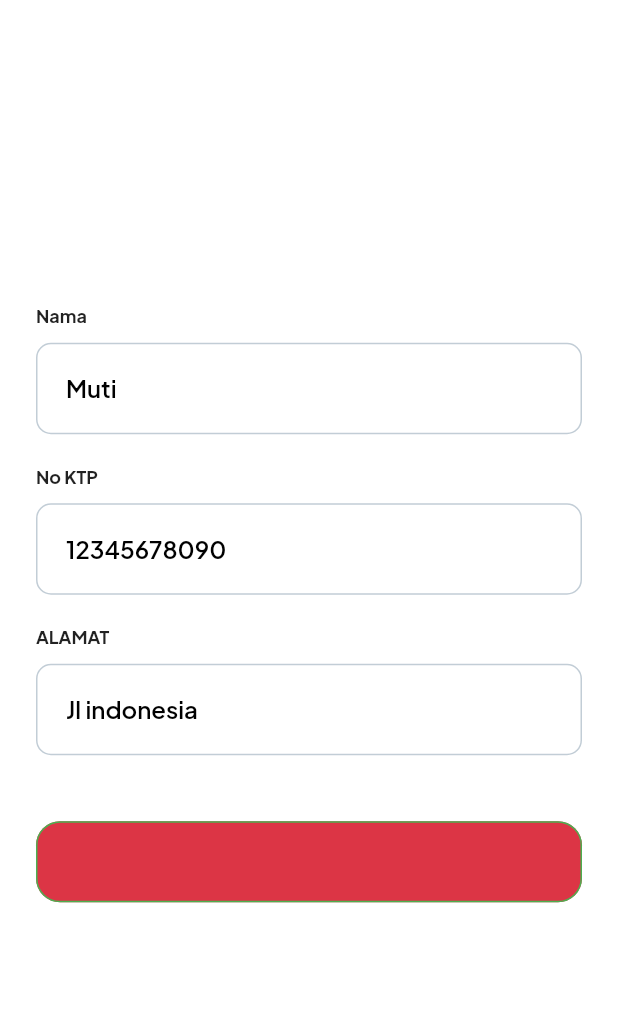
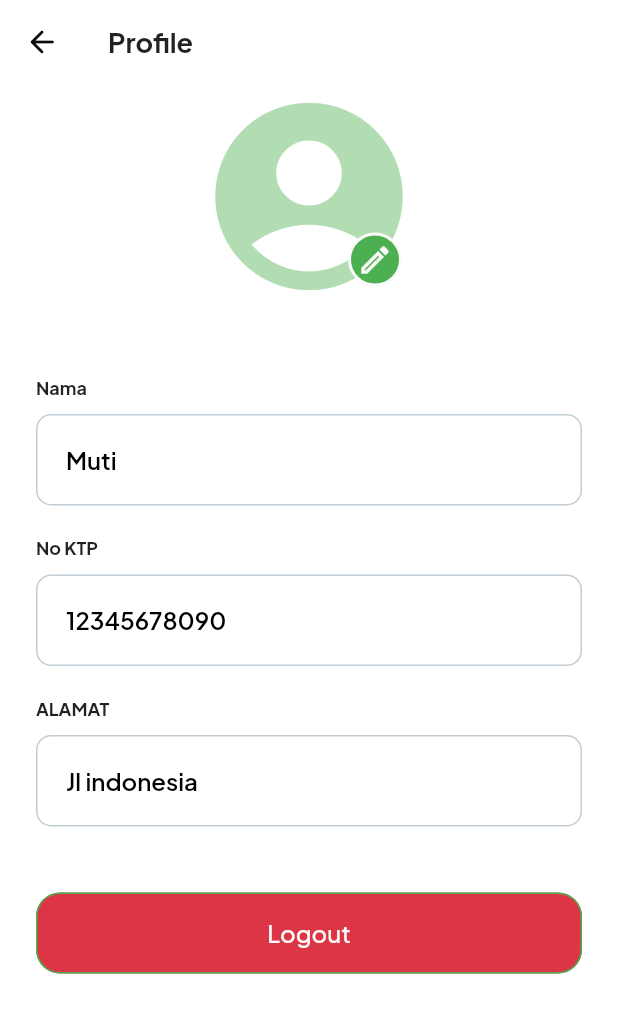
Before and after one commit to Galuhdap/rebuild-banksampah, a Flutter app: the ProfileScreen screen opened by its route, on a phone screen of 412 x 824 dp. Shown: the top 1013 px of the screen. Run offline on Flutter 3.47's test engine with Material 3 defaults, Android fonts, the light colour scheme and no system bars; our stand-ins replace dartz, dio, flutter_screenutil, flutter_svg, get, get_it and 4 more; accounts and stored records are empty; statements that could not run were skipped.

Commit message:
feature:All component and screen Weigher

```diff
--- a/lib/core/component/menu_category_component.dart
+++ b/lib/core/component/menu_category_component.dart
@@ -42,7 +42,7 @@ class MenuKategoriComponent extends StatelessWidget {
               scale: 3,
             ),
             AppSizes.s21.height,
-            Text(label, style: Get.textTheme.titleMedium!.copyWith(fontSize: 18)),
+            Text(label, style: Get.textTheme.titleMedium!.copyWith(fontSize: 15)),
           ],
         ),
       ),
--- a/lib/core/component/search_component.dart
+++ b/lib/core/component/search_component.dart
@@ -19,7 +19,6 @@ class SearchComponent extends StatelessWidget {
   @override
   Widget build(BuildContext context) {
     return Container(
-      width: double.infinity,
       padding: AppSizes.symmetricPadding(
           horizontal: AppSizes.s10, vertical: AppSizes.s17),
       decoration: BoxDecoration(
--- a/lib/core/resources/constans/app_constants.dart
+++ b/lib/core/resources/constans/app_constants.dart
@@ -16,6 +16,12 @@ class AppConstants {
   static const String LABEL_DEPOSIT_TRASH = "Setor Sampah";
   static const String LABEL_EDIT_DEPOSIT_TRASH = "Edit Setor Sampah";
 
+  static const String LABEL_WITHDRAW_FUNDS= "Penarikan Dana";
+
+
+  static const String LABEL_WELCOME = "Selamat Datang!";
+  static const String LABEL_MENU_CATEGORY = "Menu Category";
+
 
 
   // Input Hint
@@ -31,10 +37,15 @@ class AppConstants {
   static const String ACTION_CLOSE = "Close";
   static const String ACTION_DEPOSIT = "Deposit";
   static const String ACTION_TRACK_ORDER = "Lacak Pesanan";
+  static const String ACTION_YES = "Ya";
+  static const String ACTION_NO = "Tidak";
+  static const String ACTION_PENDING = "Pending";
+  static const String ACTION_SUKSES = "Sukses";
 
   // History
   static const String LABEL_RIWAYAT = "Riwayat";
   static const String LABEL_DEPOSIT_TRASH_SUCCES = "Setor Sampah Berhasil!";
+  static const String LABEL_WITHDRAW_FUNDS_QUESTION = "Apakah anda ingin menyetujuinya?";
   static const String LABEL_SEE_HISTORY = "Lihat History";
 
   //Buttom Navigation
--- a/lib/presentation/Login/screen/login_screen.dart
+++ b/lib/presentation/Login/screen/login_screen.dart
@@ -1,3 +1,4 @@
+
 import 'package:flutter/material.dart';
 import 'package:get/get.dart';
 import 'package:rebuild_bank_sampah/core/assets/assets.gen.dart';
--- a/lib/presentation/history/widget/riwayat_widget.dart
+++ b/lib/presentation/history/widget/riwayat_widget.dart
@@ -35,7 +35,7 @@ class RiwayatWidget extends StatelessWidget {
             ),
             Text(price,
                 style: Get.textTheme.titleMedium!.copyWith(
-                    fontSize: AppSizes.s25, color: AppColors.colorBasePrimary)),
+                    fontSize: AppSizes.s16, color: AppColors.colorBasePrimary)),
           ],
         ).paddingSymmetric(horizontal: AppSizes.s12),
         AppSizes.s12.height,
--- a/lib/presentation/profile/screen/profile_screen.dart
+++ b/lib/presentation/profile/screen/profile_screen.dart
@@ -7,7 +7,7 @@ import 'package:rebuild_bank_sampah/core/styles/app_sizes.dart';
 import 'package:rebuild_bank_sampah/core/utils/extensions/sized_box_ext.dart';
 import 'package:rebuild_bank_sampah/core/utils/preferences/shared_preferences_utils.dart';
 import 'package:rebuild_bank_sampah/presentation/login/widgets/input_widget.dart';
-//import 'package:rebuild_bank_sampah/presentation/profile/widget/no_profile_widget.dart';
+import 'package:rebuild_bank_sampah/presentation/profile/widget/no_profile_widget.dart';
 import 'package:rebuild_bank_sampah/routes/app_routes.dart';
 
 class ProfileScreen extends StatelessWidget {
@@ -16,12 +16,26 @@ class ProfileScreen extends StatelessWidget {
   @override
   Widget build(BuildContext context) {
     return Scaffold(
+      appBar: AppBar(
+        title: Text(
+          AppConstants.LABEL_PROFILE,
+          style: Get.textTheme.titleLarge!.copyWith(fontSize: AppSizes.s18),
+        ),
+        leading: IconButton(
+          onPressed: () {
+            Get.back();
+          },
+          icon: Icon(
+            Icons.arrow_back_rounded,
+            color: AppColors.colorBaseBlack,
+          ),
+        ),
+      ),
       body: Column(
-        mainAxisAlignment: MainAxisAlignment.center,
         children: [
-          // NoProfileWidget(
-          //   onTap: () {},
-          // ),
+          NoProfileWidget(
+            onTap: () {},
+          ),
           Column(
             children: [
               InputWidget(
@@ -49,11 +63,11 @@ class ProfileScreen extends StatelessWidget {
                 },
                 label: AppConstants.LABEL_LOGOUT,
                 color: AppColors.colorBaseError,
-                textColor: AppColors.colorBaseError,
+                textColor: AppColors.colorBaseWhite,
               ),
               AppSizes.s20.height,
             ],
-          ).paddingSymmetric(horizontal: AppSizes.s24)
+          ).paddingSymmetric(horizontal: AppSizes.s24, vertical: AppSizes.s44)
         ],
       ),
     );
--- /dev/null
+++ b/lib/presentation/profile/widget/no_profile_widget.dart
@@ -0,0 +1,47 @@
+import 'package:flutter/material.dart';
+import 'package:rebuild_bank_sampah/core/styles/app_colors.dart';
+import 'package:rebuild_bank_sampah/core/styles/app_sizes.dart';
+
+class NoProfileWidget extends StatelessWidget {
+  final VoidCallback onTap;
+  const NoProfileWidget({
+    super.key,
+    required this.onTap
+  });
+
+  @override
+  Widget build(BuildContext context) {
+    return Center(
+      child: Stack(
+        alignment: Alignment.bottomRight,
+        children: [
+          Icon(
+            Icons.account_circle,
+            color: AppColors.colorPrimary300,
+            size: AppSizes.s150,
+          ),
+          Positioned(
+            bottom: AppSizes.s15,
+            right: AppSizes.s13,
+            child: InkWell(
+              onTap: onTap,
+              child: Container(
+                padding: AppSizes.allPadding(AppSizes.s4),
+                decoration: BoxDecoration(
+                    border: Border.all(
+                        color: AppColors.colorBaseWhite,
+                        width: AppSizes.s2),
+                    borderRadius: BorderRadius.circular(100),
+                    color: AppColors.colorBasePrimary),
+                child: Icon(
+                  Icons.create_outlined,
+                  color: AppColors.colorBaseWhite,
+                ),
+              ),
+            ),
+          )
+        ],
+      ),
+    );
+  }
+}
```
Also changed, not shown: lib/core/assets/assets.gen.dart (+8 -2 lines), lib/core/utils/dialog/show_deposit_trash_dialog.dart (+18 -5 lines), lib/core/utils/dialog/show_deposit_trash_message_dialog.dart (+7 -15 lines), lib/presentation/history/screen/history_screen.dart (+19 -3 lines), lib/presentation/home/screen/home_screen.dart (+30 -11 lines), lib/presentation/profile/widget/photo_profile_widget.dart (added, +47 -0 lines), lib/presentation/withdraw/screen/withdraw_funds_screen.dart (+22 -4 lines), assets/icons/question.svg (added), assets/images/user.png (added).
